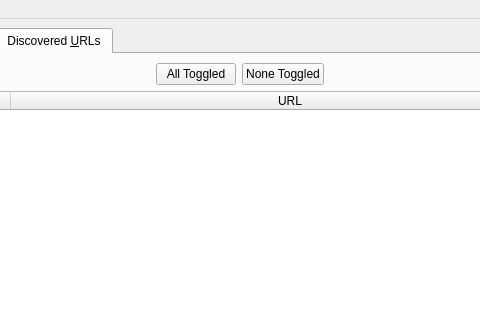
Old version of the form UI/pandemonium.ui in the repository nurfalie/pandamonium; both pictures show x 110 to 590 and y 0 to 320 of the 700 by 600 pixel window.
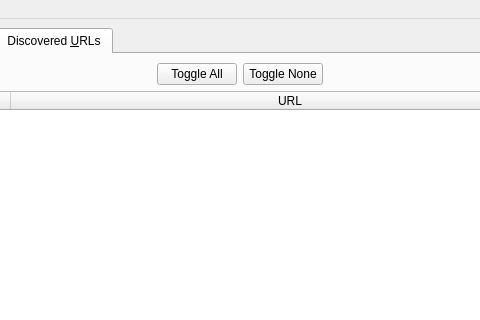
New version of the form. The open tabs and pages were chosen to show the change.

Commit message: Prepare project files.

The edit to the form file:
```diff
--- a/UI/pandemonium.ui
+++ b/UI/pandemonium.ui
@@ -355,14 +355,14 @@
           <item>
            <widget class="QPushButton" name="all_toggled">
             <property name="text">
-             <string>All Toggled</string>
+             <string>Toggle All</string>
             </property>
            </widget>
           </item>
           <item>
            <widget class="QPushButton" name="none_toggled">
             <property name="text">
-             <string>None Toggled</string>
+             <string>Toggle None</string>
             </property>
            </widget>
           </item>
```
The commit also changes 2 other files.
